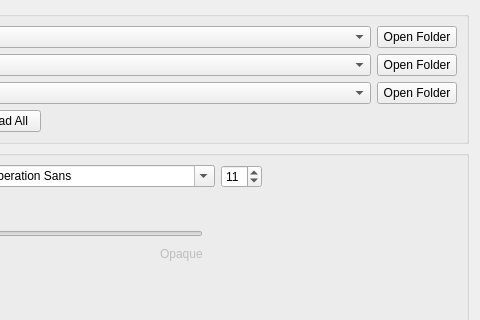
The window that launcher/ui/widgets/AppearanceWidget.ui (AndreaFrederica/LunaLauncher) describes before a commit, drawn with Qt 5; both pictures show x 120 to 600 and y 0 to 320 of the 600 by 583 pixel window.
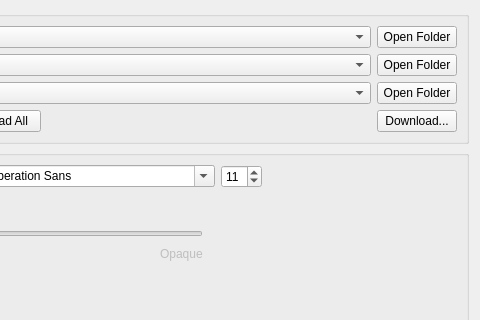
The same window after the commit. Icons and pictures are not drawn.

Commit message:
feat: add theme download dialog and UI improvements
- Add ThemeDownloadDialog: download themes/icons/cat-packs from GitHub releases
  with SHA-256 verification, ZIP validation, multi-source management, and
  fallback HTML parsing
- Add Download button to AppearanceWidget with auto-refresh after install
- Add PclDownloadPage for dotNetDownload backend settings (threads, speed limit)
- Improve PageContainer size calculation to use current page hints instead of
  max of all pages
- Wrap Aria2Page in QScrollArea for overflow handling
- Migrate YukariConnectPage to use getManagedPath() API

```diff
--- a/launcher/ui/widgets/AppearanceWidget.ui
+++ b/launcher/ui/widgets/AppearanceWidget.ui
@@ -110,6 +110,13 @@
           </property>
          </widget>
         </item>
+        <item row="3" column="3">
+         <widget class="QPushButton" name="downloadThemesButton">
+          <property name="text">
+           <string>Download...</string>
+          </property>
+         </widget>
+        </item>
         <item row="0" column="0">
          <widget class="QLabel" name="widgetStyleLabel">
           <property name="text">
```
The commit also changes 9 other files.
